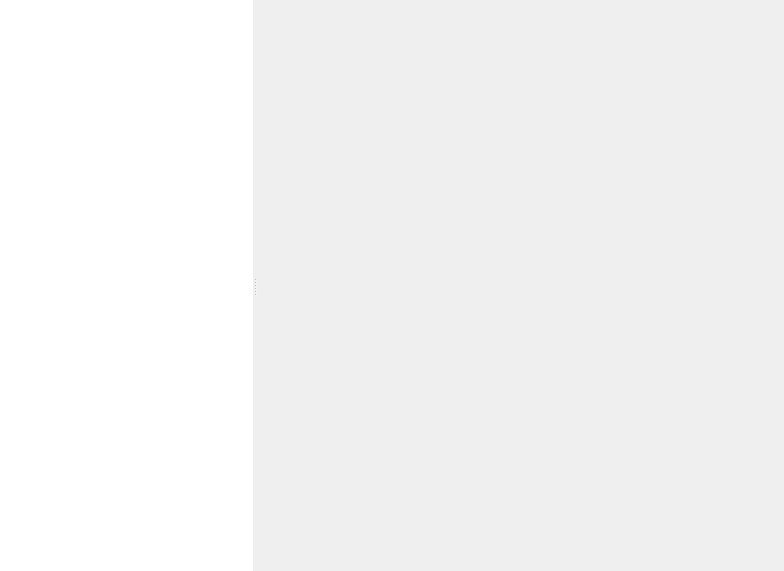
Above: specviz/data/ui/workspace.ui from nmearl/specviz before the change. Below: the same form after it.
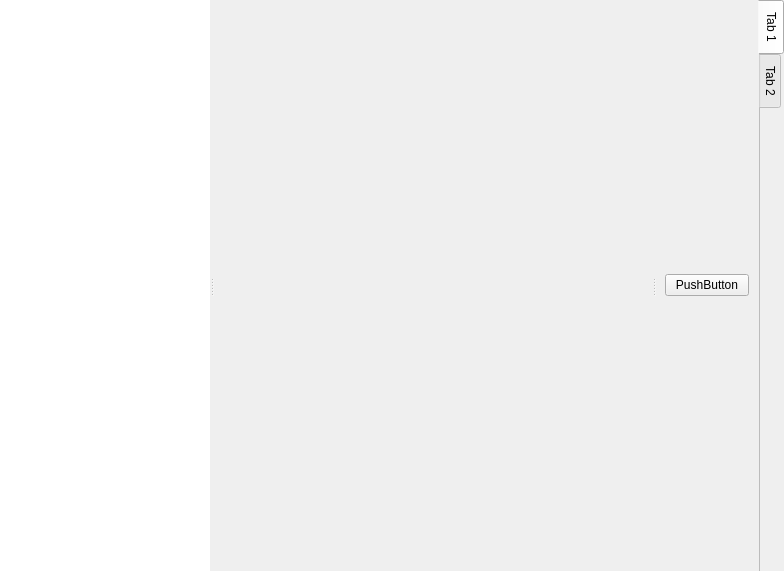
That is the form after the change.

What changed in the file:
```diff
--- a/specviz/data/ui/workspace.ui
+++ b/specviz/data/ui/workspace.ui
@@ -13,7 +13,7 @@
   <property name="windowTitle">
    <string>Form</string>
   </property>
-  <layout class="QVBoxLayout" name="verticalLayout">
+  <layout class="QHBoxLayout" name="horizontalLayout">
    <property name="spacing">
     <number>0</number>
    </property>
@@ -59,11 +59,6 @@
       <property name="contextMenuPolicy">
        <enum>Qt::ActionsContextMenu</enum>
       </property>
-      <property name="styleSheet">
-       <string notr="true">QListView::item {
-	height: 36px;
-}</string>
-      </property>
       <property name="frameShape">
        <enum>QFrame::NoFrame</enum>
       </property>
@@ -128,6 +123,33 @@
        </property>
       </widget>
      </widget>
+     <widget class="QTabWidget" name="tabWidget">
+      <property name="tabPosition">
+       <enum>QTabWidget::East</enum>
+      </property>
+      <property name="documentMode">
+       <bool>true</bool>
+      </property>
+      <widget class="QWidget" name="tab">
+       <attribute name="title">
+        <string>Tab 1</string>
+       </attribute>
+       <layout class="QVBoxLayout" name="verticalLayout">
+        <item>
+         <widget class="QPushButton" name="pushButton">
+          <property name="text">
+           <string>PushButton</string>
+          </property>
+         </widget>
+        </item>
+       </layout>
+      </widget>
+      <widget class="QWidget" name="tab_2">
+       <attribute name="title">
+        <string>Tab 2</string>
+       </attribute>
+      </widget>
+     </widget>
     </widget>
    </item>
   </layout>
```
Left out of the diff: 1 changed line with no effect on the pictures.
